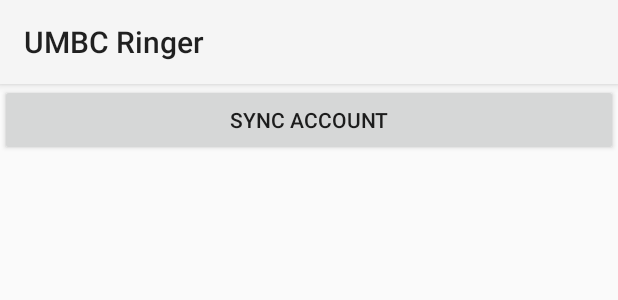
After one commit to zimmermegan/CMSC331-Proj2, an Android app: the layout layout_buttons.xml on its own in the app's theme, with its tools: preview values and no code run, on a phone screen of 412 x 824 dp. The commit adds this screen. Shown: the top 300 px of the screen. Run offline under Robolectric (Android 15) with nearby library versions, the phone set to English and light mode, and no system bars.

Commit message:
Including layout_buttons.xml

```diff
--- /dev/null
+++ b/app/src/main/res/layout/layout_buttons.xml
@@ -0,0 +1,11 @@
+<?xml version="1.0" encoding="utf-8"?>
+<LinearLayout xmlns:android="http://schemas.android.com/apk/res/android"
+    android:layout_height="wrap_content"
+    android:layout_width="fill_parent"
+    android:weightSum="10"
+    android:baselineAligned="false" android:orientation="horizontal">
+    <Button android:text="Sync Account" android:layout_width="fill_parent"
+        android:layout_weight="5" android:layout_height="wrap_content"
+        android:id="@+id/loginButton" android:layout_gravity="left"></Button>
+
+</LinearLayout>
```
Also changed, not shown: app/src/main/res/layout/splash.xml (+8 -1 lines), 14 other files.
